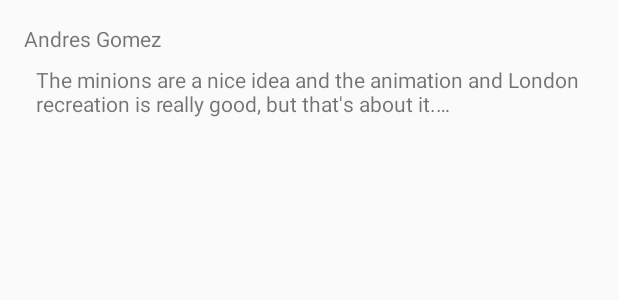
After one commit to CelestialTechnology/popularmoviesapp, an Android app: the layout review_list_item.xml on its own in the app's theme, with its tools: preview values and no code run, on a phone screen of 412 x 824 dp. The commit adds this screen. Shown: the top 300 px of the screen. Run offline under Robolectric (Android 15) with nearby library versions, the phone set to English and light mode, and no system bars; network calls fail.

Commit message:
Add Review list Item layout
This section creates the basic layout for the reviews.

```diff
--- /dev/null
+++ b/app/src/main/res/layout/review_list_item.xml
@@ -0,0 +1,35 @@
+<?xml version="1.0" encoding="utf-8"?>
+<android.support.constraint.ConstraintLayout xmlns:android="http://schemas.android.com/apk/res/android"
+    xmlns:app="http://schemas.android.com/apk/res-auto"
+    xmlns:tools="http://schemas.android.com/tools"
+    android:layout_width="match_parent"
+    android:layout_height="wrap_content"
+    android:padding="16dp"
+    android:paddingStart="16dp"
+    android:paddingEnd="16dp">
+
+    <TextView
+        android:id="@+id/textViewAuthor"
+        android:layout_width="wrap_content"
+        android:layout_height="wrap_content"
+        tools:text="@string/review_author"
+        app:layout_constraintTop_toTopOf="parent"
+        android:layout_marginTop="0dp"
+        android:layout_marginLeft="0dp"
+        app:layout_constraintLeft_toLeftOf="parent" />
+
+    <TextView
+        android:id="@+id/textViewContent"
+        android:layout_width="wrap_content"
+        android:layout_height="wrap_content"
+        android:text="@string/review_content"
+        app:layout_constraintBottom_toBottomOf="parent"
+        app:layout_constraintLeft_toLeftOf="parent"
+        app:layout_constraintRight_toRightOf="parent"
+        app:layout_constraintTop_toBottomOf="@+id/textViewAuthor"
+        android:layout_marginTop="8dp"
+        android:layout_marginLeft="32dp"
+        android:layout_marginRight="16dp"
+        android:maxLines="2"
+        android:ellipsize="end" />
+</android.support.constraint.ConstraintLayout>
--- a/app/src/main/res/values/strings.xml
+++ b/app/src/main/res/values/strings.xml
@@ -13,4 +13,11 @@
     </string>
     <string name="detail_vote_average">6.4</string>
     <string name="detail_release_date">2015-06-17</string>
+
+    <!-- Example text for the review list item -->
+    <string name="review_author">Andres Gomez</string>
+    <string name="review_content">
+        The minions are a nice idea and the animation and London recreation is really good,
+        but that's about it.\n\nThe script is boring and the jokes not really funny.
+    </string>
 </resources>
```
